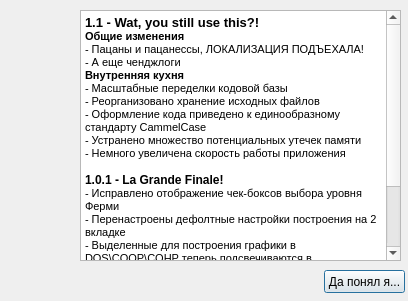
Old version of the form ui/changelog.ui in the repository small23/QGraphViewer.
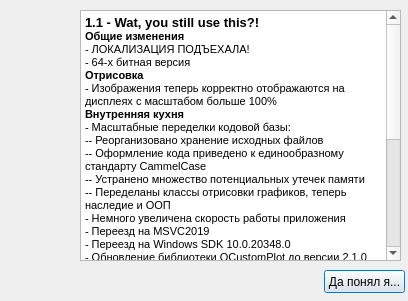
New version of the form.

```diff
--- a/ui/changelog.ui
+++ b/ui/changelog.ui
@@ -10,6 +10,18 @@
     <height>301</height>
    </rect>
   </property>
+  <property name="minimumSize">
+   <size>
+    <width>408</width>
+    <height>301</height>
+   </size>
+  </property>
+  <property name="maximumSize">
+   <size>
+    <width>408</width>
+    <height>301</height>
+   </size>
+  </property>
   <property name="windowTitle">
    <string>Dialog</string>
   </property>
@@ -42,14 +54,23 @@
 &lt;/style&gt;&lt;/head&gt;&lt;body style=&quot; font-family:'MS Shell Dlg 2'; font-size:8.25pt; font-weight:400; font-style:normal;&quot;&gt;
 &lt;p style=&quot; margin-top:0px; margin-bottom:0px; margin-left:0px; margin-right:0px; -qt-block-indent:0; text-indent:0px;&quot;&gt;&lt;span style=&quot; font-size:10pt; font-weight:600;&quot;&gt;1.1 - Wat, you still use this?!&lt;/span&gt;&lt;/p&gt;
 &lt;p style=&quot; margin-top:0px; margin-bottom:0px; margin-left:0px; margin-right:0px; -qt-block-indent:0; text-indent:0px;&quot;&gt;&lt;span style=&quot; font-weight:600;&quot;&gt;Общие изменения&lt;/span&gt;&lt;/p&gt;
-&lt;p style=&quot; margin-top:0px; margin-bottom:0px; margin-left:0px; margin-right:0px; -qt-block-indent:0; text-indent:0px;&quot;&gt;- Пацаны и пацанессы, ЛОКАЛИЗАЦИЯ ПОДЪЕХАЛА!&lt;/p&gt;
-&lt;p style=&quot; margin-top:0px; margin-bottom:0px; margin-left:0px; margin-right:0px; -qt-block-indent:0; text-indent:0px;&quot;&gt;- А еще ченджлоги&lt;/p&gt;
+&lt;p style=&quot; margin-top:0px; margin-bottom:0px; margin-left:0px; margin-right:0px; -qt-block-indent:0; text-indent:0px;&quot;&gt;- ЛОКАЛИЗАЦИЯ ПОДЪЕХАЛА!&lt;/p&gt;
+&lt;p style=&quot; margin-top:0px; margin-bottom:0px; margin-left:0px; margin-right:0px; -qt-block-indent:0; text-indent:0px;&quot;&gt;- 64-х битная версия&lt;/p&gt;
+&lt;p style=&quot; margin-top:0px; margin-bottom:0px; margin-left:0px; margin-right:0px; -qt-block-indent:0; text-indent:0px;&quot;&gt;&lt;span style=&quot; font-weight:600;&quot;&gt;Отрисовка&lt;/span&gt;&lt;/p&gt;
+&lt;p style=&quot; margin-top:0px; margin-bottom:0px; margin-left:0px; margin-right:0px; -qt-block-indent:0; text-indent:0px;&quot;&gt;- Изображения теперь корректно отображаются на дисплеях с масштабом больше 100%&lt;/p&gt;
 &lt;p style=&quot; margin-top:0px; margin-bottom:0px; margin-left:0px; margin-right:0px; -qt-block-indent:0; text-indent:0px;&quot;&gt;&lt;span style=&quot; font-weight:600;&quot;&gt;Внутренняя кухня&lt;/span&gt;&lt;/p&gt;
-&lt;p style=&quot; margin-top:0px; margin-bottom:0px; margin-left:0px; margin-right:0px; -qt-block-indent:0; text-indent:0px;&quot;&gt;- Масштабные переделки кодовой базы&lt;/p&gt;
-&lt;p style=&quot; margin-top:0px; margin-bottom:0px; margin-left:0px; margin-right:0px; -qt-block-indent:0; text-indent:0px;&quot;&gt;- Реорганизовано хранение исходных файлов&lt;/p&gt;
-&lt;p style=&quot; margin-top:0px; margin-bottom:0px; margin-left:0px; margin-right:0px; -qt-block-indent:0; text-indent:0px;&quot;&gt;- Оформление кода приведено к единообразному стандарту CammelCase&lt;/p&gt;
-&lt;p style=&quot; margin-top:0px; margin-bottom:0px; margin-left:0px; margin-right:0px; -qt-block-indent:0; text-indent:0px;&quot;&gt;- Устранено множество потенциальных утечек памяти&lt;/p&gt;
+&lt;p style=&quot; margin-top:0px; margin-bottom:0px; margin-left:0px; margin-right:0px; -qt-block-indent:0; text-indent:0px;&quot;&gt;- Масштабные переделки кодовой базы:&lt;/p&gt;
+&lt;p style=&quot; margin-top:0px; margin-bottom:0px; margin-left:0px; margin-right:0px; -qt-block-indent:0; text-indent:0px;&quot;&gt;-- Реорганизовано хранение исходных файлов&lt;/p&gt;
+&lt;p style=&quot; margin-top:0px; margin-bottom:0px; margin-left:0px; margin-right:0px; -qt-block-indent:0; text-indent:0px;&quot;&gt;-- Оформление кода приведено к единообразному стандарту CammelCase&lt;/p&gt;
+&lt;p style=&quot; margin-top:0px; margin-bottom:0px; margin-left:0px; margin-right:0px; -qt-block-indent:0; text-indent:0px;&quot;&gt;-- Устранено множество потенциальных утечек памяти&lt;/p&gt;
+&lt;p style=&quot; margin-top:0px; margin-bottom:0px; margin-left:0px; margin-right:0px; -qt-block-indent:0; text-indent:0px;&quot;&gt;-- Переделаны классы отрисовки графиков, теперь наследие и ООП&lt;/p&gt;
 &lt;p style=&quot; margin-top:0px; margin-bottom:0px; margin-left:0px; margin-right:0px; -qt-block-indent:0; text-indent:0px;&quot;&gt;- Немного увеличена скорость работы приложения&lt;/p&gt;
+&lt;p style=&quot; margin-top:0px; margin-bottom:0px; margin-left:0px; margin-right:0px; -qt-block-indent:0; text-indent:0px;&quot;&gt;- Переезд на MSVC2019&lt;/p&gt;
+&lt;p style=&quot; margin-top:0px; margin-bottom:0px; margin-left:0px; margin-right:0px; -qt-block-indent:0; text-indent:0px;&quot;&gt;- Переезд на Windows SDK 10.0.20348.0&lt;/p&gt;
+&lt;p style=&quot; margin-top:0px; margin-bottom:0px; margin-left:0px; margin-right:0px; -qt-block-indent:0; text-indent:0px;&quot;&gt;- Обновление библиотеки QCustomPlot до версии 2.1.0&lt;/p&gt;
+&lt;p style=&quot;-qt-paragraph-type:empty; margin-top:0px; margin-bottom:0px; margin-left:0px; margin-right:0px; -qt-block-indent:0; text-indent:0px;&quot;&gt;&lt;br /&gt;&lt;/p&gt;
+&lt;p style=&quot; margin-top:0px; margin-bottom:0px; margin-left:0px; margin-right:0px; -qt-block-indent:0; text-indent:0px;&quot;&gt;&lt;span style=&quot; font-size:9pt; font-weight:600;&quot;&gt;1.0.2 - La Grande Finale!&lt;/span&gt;&lt;/p&gt;
+&lt;p style=&quot; margin-top:0px; margin-bottom:0px; margin-left:0px; margin-right:0px; -qt-block-indent:0; text-indent:0px;&quot;&gt;- Багфиксы&lt;/p&gt;
 &lt;p style=&quot;-qt-paragraph-type:empty; margin-top:0px; margin-bottom:0px; margin-left:0px; margin-right:0px; -qt-block-indent:0; text-indent:0px;&quot;&gt;&lt;br /&gt;&lt;/p&gt;
 &lt;p style=&quot; margin-top:0px; margin-bottom:0px; margin-left:0px; margin-right:0px; -qt-block-indent:0; text-indent:0px;&quot;&gt;&lt;span style=&quot; font-size:9pt; font-weight:600;&quot;&gt;1.0.1 - La Grande Finale!&lt;/span&gt;&lt;/p&gt;
 &lt;p style=&quot; margin-top:0px; margin-bottom:0px; margin-left:0px; margin-right:0px; -qt-block-indent:0; text-indent:0px;&quot;&gt;- Исправлено отображение чек-боксов выбора уровня Ферми&lt;/p&gt;
@@ -58,7 +79,7 @@
 &lt;p style=&quot; margin-top:0px; margin-bottom:0px; margin-left:0px; margin-right:0px; -qt-block-indent:0; text-indent:0px;&quot;&gt;- Если не выбран ни один график в DOS\COOP\COHP будет строиться текущий выбраный&lt;/p&gt;
 &lt;p style=&quot;-qt-paragraph-type:empty; margin-top:0px; margin-bottom:0px; margin-left:0px; margin-right:0px; -qt-block-indent:0; text-indent:0px;&quot;&gt;&lt;br /&gt;&lt;/p&gt;
 &lt;p style=&quot; margin-top:0px; margin-bottom:0px; margin-left:0px; margin-right:0px; -qt-block-indent:0; text-indent:0px;&quot;&gt;&lt;span style=&quot; font-size:10pt; font-weight:600;&quot;&gt;1.0 - La Grande Finale!&lt;/span&gt;&lt;/p&gt;
-&lt;p style=&quot;-qt-paragraph-type:empty; margin-top:0px; margin-bottom:0px; margin-left:0px; margin-right:0px; -qt-block-indent:0; text-indent:0px; font-size:10pt; font-weight:600;&quot;&gt;&lt;br /&gt;&lt;/p&gt;&lt;/body&gt;&lt;/html&gt;</string>
+&lt;p style=&quot; margin-top:0px; margin-bottom:0px; margin-left:0px; margin-right:0px; -qt-block-indent:0; text-indent:0px;&quot;&gt;- Первый релиз&lt;/p&gt;&lt;/body&gt;&lt;/html&gt;</string>
    </property>
   </widget>
   <widget class="QLabel" name="logo">
```
